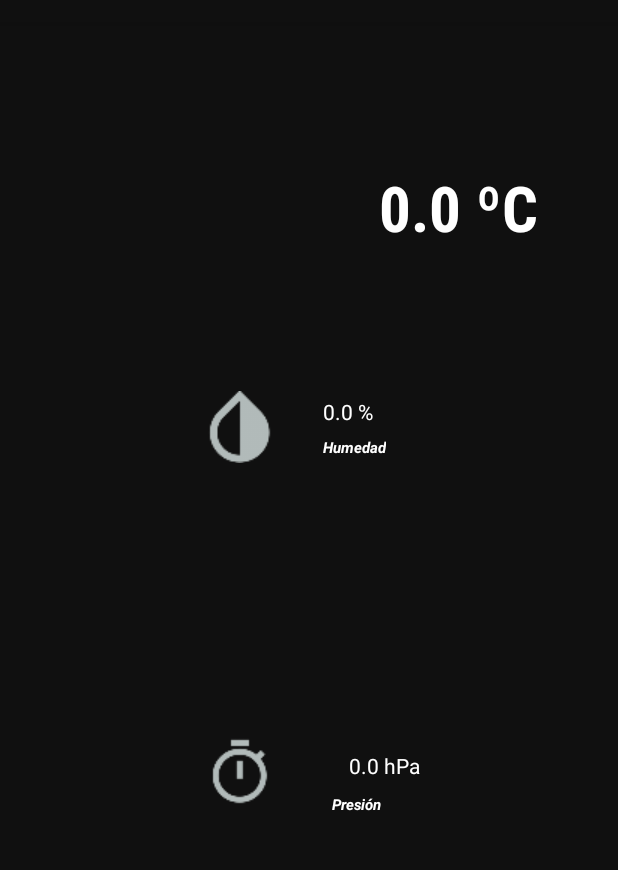
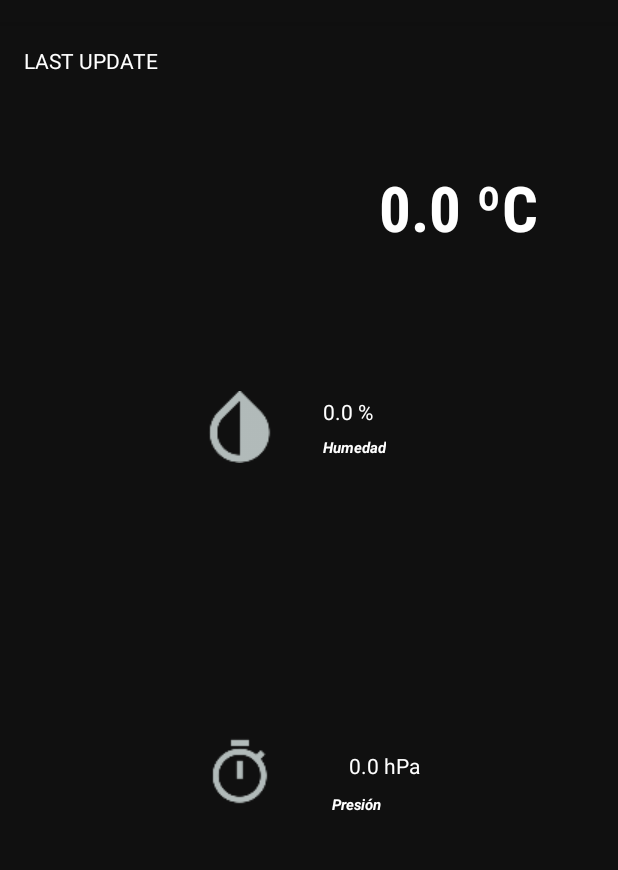
Before and after one commit to basius/ProjecteFinal, an Android app: the screen it shows after launch (MainActivity), on a phone screen of 412 x 824 dp, the part 62-932 px from its top. Run offline under Robolectric (Android 15) with nearby library versions, the phone set to English and light mode, and no system bars; our stand-ins replace Firebase (no records; nobody signed in at launch, a user with empty details on screens opened directly); 1 statement that could not run was skipped.

Commit message:
ULTIMO COMMIT

```diff
--- a/app/src/main/java/com/example/basius/projectefinal/ConsultaTiempo.java
+++ b/app/src/main/java/com/example/basius/projectefinal/ConsultaTiempo.java
@@ -40,7 +40,7 @@ public class ConsultaTiempo extends Fragment {
     TextView tempF;
     TextView humF;
     TextView presF;
-    TextView infoLastUpdate;
+    TextView horaactualitzacio;
     ImageView iconoTiempo;
     //INFO METEO
     public ConsultaTiempo() {
@@ -96,8 +96,8 @@ public class ConsultaTiempo extends Fragment {
                 humF.setText((double)Math.round(humidity*10d)/10d+" %");
                 presF = (TextView) view.findViewById(R.id.presField);
                 presF.setText((double)Math.round(press*10d)/10d+" hPa");
-                //infoLastUpdate = (TextView) view.findViewById(R.id.infoLastUpdate);
-               // infoLastUpdate.setText("LAST UPDATE: "+hour);
+                horaactualitzacio = (TextView) view.findViewById(R.id.horaactualitzacio);
+                horaactualitzacio.setText("LAST UPDATE   "+hour);
                 System.out.println(hour+" --> TEMPERATURA: "+temp);
                 System.out.println(hour+" --> HUMIDITY: "+humidity);
                 System.out.println(hour+" --> PRESSURE: "+press);
--- a/app/src/main/res/layout-land/fragment_consulta_tiempo2.xml
+++ b/app/src/main/res/layout-land/fragment_consulta_tiempo2.xml
@@ -56,7 +56,7 @@
         app:layout_constraintRight_toLeftOf="@+id/guideline3"
         android:layout_marginEnd="8dp"
         android:layout_marginRight="8dp"
-        app:layout_constraintVertical_bias="0.33" />
+        app:layout_constraintVertical_bias="0.32999998" />
 
     <TextView
         android:text="----------------------"
@@ -129,7 +129,7 @@
         android:id="@+id/guideline"
         app:layout_constraintGuide_begin="120dp"
         android:orientation="horizontal"
-        tools:layout_editor_absoluteY="120dp"
+        tools:layout_editor_absoluteY="0dp"
         tools:layout_editor_absoluteX="0dp" />
 
     <android.support.constraint.Guideline
@@ -138,7 +138,7 @@
         android:id="@+id/guideline2"
         app:layout_constraintGuide_begin="307dp"
         android:orientation="horizontal"
-        tools:layout_editor_absoluteY="307dp"
+        tools:layout_editor_absoluteY="0dp"
         tools:layout_editor_absoluteX="0dp" />
 
     <android.support.constraint.Guideline
@@ -148,7 +148,7 @@
         app:layout_constraintGuide_begin="208dp"
         android:orientation="vertical"
         tools:layout_editor_absoluteY="0dp"
-        tools:layout_editor_absoluteX="208dp" />
+        tools:layout_editor_absoluteX="0dp" />
 
     <android.support.constraint.Guideline
         android:layout_width="wrap_content"
@@ -157,7 +157,7 @@
         app:layout_constraintGuide_begin="341dp"
         android:orientation="vertical"
         tools:layout_editor_absoluteY="0dp"
-        tools:layout_editor_absoluteX="341dp" />
+        tools:layout_editor_absoluteX="0dp" />
 
     <android.support.constraint.Guideline
         android:layout_width="592dp"
@@ -165,7 +165,16 @@
         android:id="@+id/guideline5"
         app:layout_constraintGuide_begin="178dp"
         android:orientation="horizontal"
-        tools:layout_editor_absoluteY="178dp"
+        tools:layout_editor_absoluteY="0dp"
         tools:layout_editor_absoluteX="0dp" />
 
+    <TextView
+        android:text="HOLASDASDASDASD"
+        android:layout_width="wrap_content"
+        android:layout_height="wrap_content"
+        tools:layout_editor_absoluteY="276dp"
+        tools:layout_editor_absoluteX="280dp"
+        android:id="@+id/horaactualitzacio"
+        android:textColor="@android:color/background_light" />
+
 </android.support.constraint.ConstraintLayout>
--- a/app/src/main/res/layout/fragment_consulta_tiempo2.xml
+++ b/app/src/main/res/layout/fragment_consulta_tiempo2.xml
@@ -156,4 +156,13 @@
         tools:layout_editor_absoluteY="0dp"
         tools:layout_editor_absoluteX="0dp" />
 
+    <TextView
+        android:layout_width="wrap_content"
+        android:layout_height="wrap_content"
+        tools:layout_editor_absoluteY="467dp"
+        tools:layout_editor_absoluteX="153dp"
+        android:id="@+id/horaactualitzacio"
+        android:textColor="@android:color/background_light"
+        android:text="-" />
+
 </android.support.constraint.ConstraintLayout>
```
Also changed, not shown: app/src/main/java/com/example/basius/projectefinal/Graficas.java (+5 -36 lines), app/src/main/res/layout/fragment_graficas.xml (+3 -4 lines).
